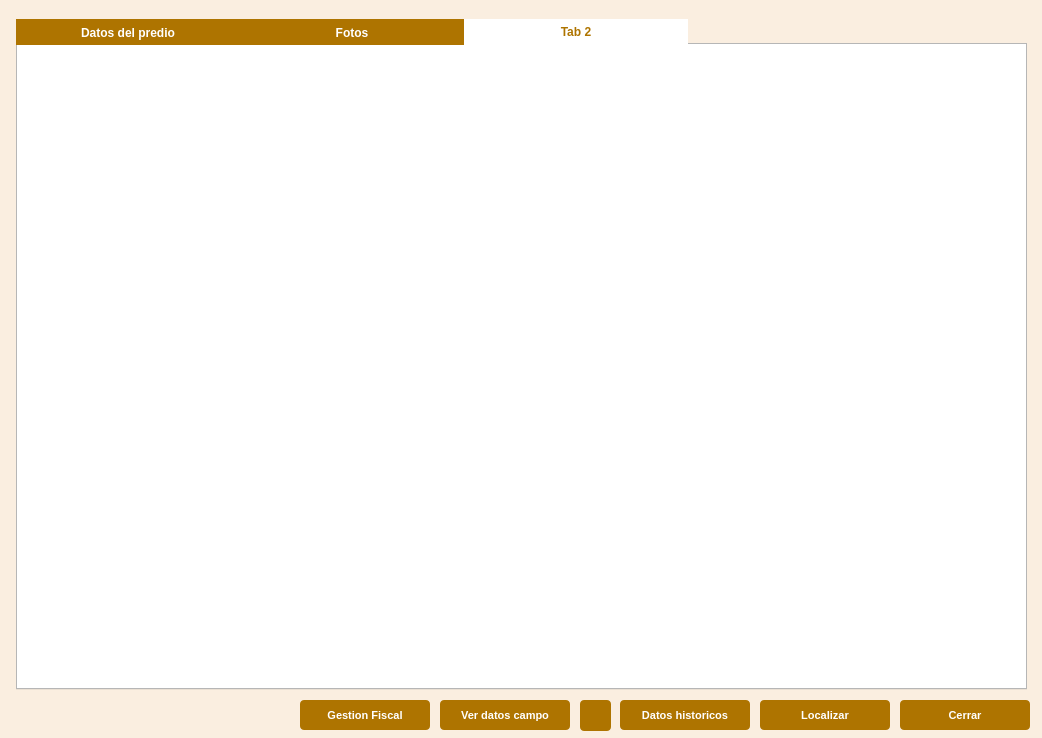
Before: the Qt Designer form funciones/busquedas/datos_inmueble/datos_inmueble_dialog_base.ui in gerardoros/CartograficoQgisPlugin, drawn with Qt 5.
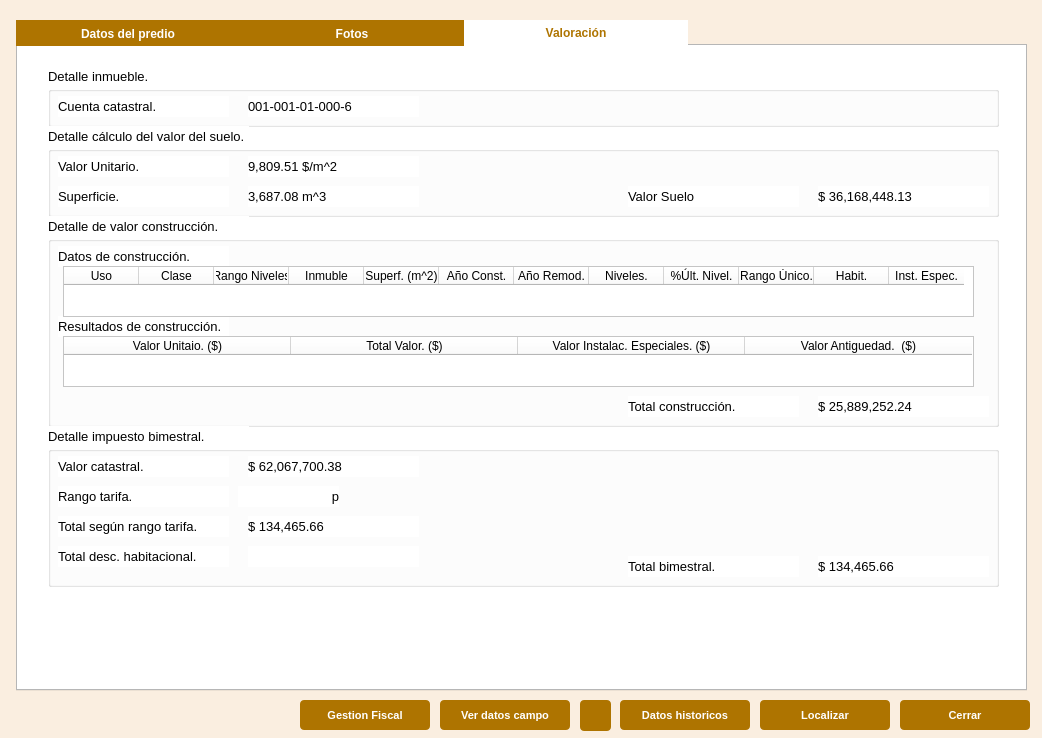
After: the same form once the commit is applied. The open tabs and pages were chosen to show the change. Icons and pictures are not drawn.

```diff
--- a/funciones/busquedas/datos_inmueble/datos_inmueble_dialog_base.ui
+++ b/funciones/busquedas/datos_inmueble/datos_inmueble_dialog_base.ui
@@ -20,7 +20,7 @@
    <property name="geometry">
     <rect>
      <x>16</x>
-     <y>19</y>
+     <y>20</y>
      <width>1011</width>
      <height>671</height>
     </rect>
@@ -1974,8 +1974,721 @@
    </widget>
    <widget class="QWidget" name="tab_2">
     <attribute name="title">
-     <string>Tab 2</string>
+     <string>Valoración</string>
     </attribute>
+    <widget class="QLabel" name="label_42">
+     <property name="geometry">
+      <rect>
+       <x>30</x>
+       <y>20</y>
+       <width>171</width>
+       <height>21</height>
+      </rect>
+     </property>
+     <property name="font">
+      <font>
+       <family>Arial</family>
+       <pointsize>10</pointsize>
+       <weight>50</weight>
+       <bold>false</bold>
+      </font>
+     </property>
+     <property name="text">
+      <string>Detalle inmueble.</string>
+     </property>
+    </widget>
+    <widget class="QGroupBox" name="groupBox">
+     <property name="geometry">
+      <rect>
+       <x>30</x>
+       <y>40</y>
+       <width>951</width>
+       <height>41</height>
+      </rect>
+     </property>
+     <property name="title">
+      <string/>
+     </property>
+     <widget class="QLabel" name="label_43">
+      <property name="geometry">
+       <rect>
+        <x>10</x>
+        <y>10</y>
+        <width>171</width>
+        <height>21</height>
+       </rect>
+      </property>
+      <property name="font">
+       <font>
+        <family>Arial</family>
+        <pointsize>10</pointsize>
+        <weight>50</weight>
+        <bold>false</bold>
+       </font>
+      </property>
+      <property name="text">
+       <string>Cuenta catastral.</string>
+      </property>
+     </widget>
+     <widget class="QLabel" name="label_44">
+      <property name="geometry">
+       <rect>
+        <x>200</x>
+        <y>10</y>
+        <width>171</width>
+        <height>21</height>
+       </rect>
+      </property>
+      <property name="font">
+       <font>
+        <family>Arial</family>
+        <pointsize>10</pointsize>
+        <weight>50</weight>
+        <bold>false</bold>
+       </font>
+      </property>
+      <property name="text">
+       <string>001-001-01-000-6</string>
+      </property>
+     </widget>
+    </widget>
+    <widget class="QLabel" name="label_47">
+     <property name="geometry">
+      <rect>
+       <x>30</x>
+       <y>80</y>
+       <width>201</width>
+       <height>21</height>
+      </rect>
+     </property>
+     <property name="font">
+      <font>
+       <family>Arial</family>
+       <pointsize>10</pointsize>
+       <weight>50</weight>
+       <bold>false</bold>
+      </font>
+     </property>
+     <property name="text">
+      <string>Detalle cálculo del valor del suelo.</string>
+     </property>
+    </widget>
+    <widget class="QGroupBox" name="groupBox_2">
+     <property name="geometry">
+      <rect>
+       <x>30</x>
+       <y>100</y>
+       <width>951</width>
+       <height>71</height>
+      </rect>
+     </property>
+     <property name="title">
+      <string/>
+     </property>
+     <widget class="QLabel" name="label_45">
+      <property name="geometry">
+       <rect>
+        <x>10</x>
+        <y>10</y>
+        <width>171</width>
+        <height>21</height>
+       </rect>
+      </property>
+      <property name="font">
+       <font>
+        <family>Arial</family>
+        <pointsize>10</pointsize>
+        <weight>50</weight>
+        <bold>false</bold>
+       </font>
+      </property>
+      <property name="text">
+       <string>Valor Unitario.</string>
+      </property>
+     </widget>
+     <widget class="QLabel" name="label_46">
+      <property name="geometry">
+       <rect>
+        <x>200</x>
+        <y>10</y>
+        <width>171</width>
+        <height>21</height>
+       </rect>
+      </property>
+      <property name="font">
+       <font>
+        <family>Arial</family>
+        <pointsize>10</pointsize>
+        <weight>50</weight>
+        <bold>false</bold>
+       </font>
+      </property>
+      <property name="text">
+       <string>9,809.51 $/m^2</string>
+      </property>
+     </widget>
+     <widget class="QLabel" name="label_48">
+      <property name="geometry">
+       <rect>
+        <x>10</x>
+        <y>40</y>
+        <width>171</width>
+        <height>21</height>
+       </rect>
+      </property>
+      <property name="font">
+       <font>
+        <family>Arial</family>
+        <pointsize>10</pointsize>
+        <weight>50</weight>
+        <bold>false</bold>
+       </font>
+      </property>
+      <property name="text">
+       <string>Superficie.</string>
+      </property>
+     </widget>
+     <widget class="QLabel" name="label_49">
+      <property name="geometry">
+       <rect>
+        <x>200</x>
+        <y>40</y>
+        <width>171</width>
+        <height>21</height>
+       </rect>
+      </property>
+      <property name="font">
+       <font>
+        <family>Arial</family>
+        <pointsize>10</pointsize>
+        <weight>50</weight>
+        <bold>false</bold>
+       </font>
+      </property>
+      <property name="text">
+       <string>3,687.08 m^3</string>
+      </property>
+     </widget>
+     <widget class="QLabel" name="label_50">
+      <property name="geometry">
+       <rect>
+        <x>580</x>
+        <y>40</y>
+        <width>171</width>
+        <height>21</height>
+       </rect>
+      </property>
+      <property name="font">
+       <font>
+        <family>Arial</family>
+        <pointsize>10</pointsize>
+        <weight>50</weight>
+        <bold>false</bold>
+       </font>
+      </property>
+      <property name="text">
+       <string>Valor Suelo</string>
+      </property>
+     </widget>
+     <widget class="QLabel" name="label_51">
+      <property name="geometry">
+       <rect>
+        <x>770</x>
+        <y>40</y>
+        <width>171</width>
+        <height>21</height>
+       </rect>
+      </property>
+      <property name="font">
+       <font>
+        <family>Arial</family>
+        <pointsize>10</pointsize>
+        <weight>50</weight>
+        <bold>false</bold>
+       </font>
+      </property>
+      <property name="text">
+       <string>$ 36,168,448.13</string>
+      </property>
+     </widget>
+    </widget>
+    <widget class="QLabel" name="label_52">
+     <property name="geometry">
+      <rect>
+       <x>30</x>
+       <y>170</y>
+       <width>201</width>
+       <height>21</height>
+      </rect>
+     </property>
+     <property name="font">
+      <font>
+       <family>Arial</family>
+       <pointsize>10</pointsize>
+       <weight>50</weight>
+       <bold>false</bold>
+      </font>
+     </property>
+     <property name="text">
+      <string>Detalle de valor construcción.</string>
+     </property>
+    </widget>
+    <widget class="QGroupBox" name="groupBox_3">
+     <property name="geometry">
+      <rect>
+       <x>30</x>
+       <y>190</y>
+       <width>951</width>
+       <height>191</height>
+      </rect>
+     </property>
+     <property name="title">
+      <string/>
+     </property>
+     <widget class="QLabel" name="label_53">
+      <property name="geometry">
+       <rect>
+        <x>10</x>
+        <y>10</y>
+        <width>171</width>
+        <height>21</height>
+       </rect>
+      </property>
+      <property name="font">
+       <font>
+        <family>Arial</family>
+        <pointsize>10</pointsize>
+        <weight>50</weight>
+        <bold>false</bold>
+       </font>
+      </property>
+      <property name="text">
+       <string>Datos de construcción.</string>
+      </property>
+     </widget>
+     <widget class="QTableWidget" name="tableWidget">
+      <property name="geometry">
+       <rect>
+        <x>15</x>
+        <y>30</y>
+        <width>911</width>
+        <height>51</height>
+       </rect>
+      </property>
+      <attribute name="horizontalHeaderDefaultSectionSize">
+       <number>75</number>
+      </attribute>
+      <column>
+       <property name="text">
+        <string>Uso</string>
+       </property>
+      </column>
+      <column>
+       <property name="text">
+        <string>Clase</string>
+       </property>
+      </column>
+      <column>
+       <property name="text">
+        <string>Rango Niveles</string>
+       </property>
+      </column>
+      <column>
+       <property name="text">
+        <string>Inmuble</string>
+       </property>
+      </column>
+      <column>
+       <property name="text">
+        <string>Superf. (m^2)</string>
+       </property>
+      </column>
+      <column>
+       <property name="text">
+        <string>Año Const.</string>
+       </property>
+      </column>
+      <column>
+       <property name="text">
+        <string>Año Remod.</string>
+       </property>
+      </column>
+      <column>
+       <property name="text">
+        <string>Niveles.</string>
+       </property>
+      </column>
+      <column>
+       <property name="text">
+        <string>%Últ. Nivel.</string>
+       </property>
+      </column>
+      <column>
+       <property name="text">
+        <string>Rango Único.</string>
+       </property>
+      </column>
+      <column>
+       <property name="text">
+        <string>Habit.</string>
+       </property>
+      </column>
+      <column>
+       <property name="text">
+        <string>Inst. Espec.</string>
+       </property>
+      </column>
+     </widget>
+     <widget class="QTableWidget" name="tableWidget_2">
+      <property name="geometry">
+       <rect>
+        <x>15</x>
+        <y>100</y>
+        <width>911</width>
+        <height>51</height>
+       </rect>
+      </property>
+      <attribute name="horizontalHeaderDefaultSectionSize">
+       <number>227</number>
+      </attribute>
+      <column>
+       <property name="text">
+        <string>Valor Unitaio. ($)</string>
+       </property>
+      </column>
+      <column>
+       <property name="text">
+        <string>Total Valor. ($)</string>
+       </property>
+      </column>
+      <column>
+       <property name="text">
+        <string>Valor Instalac. Especiales. ($)</string>
+       </property>
+      </column>
+      <column>
+       <property name="text">
+        <string>Valor Antiguedad.  ($)</string>
+       </property>
+      </column>
+     </widget>
+     <widget class="QLabel" name="label_54">
+      <property name="geometry">
+       <rect>
+        <x>10</x>
+        <y>80</y>
+        <width>171</width>
+        <height>21</height>
+       </rect>
+      </property>
+      <property name="font">
+       <font>
+        <family>Arial</family>
+        <pointsize>10</pointsize>
+        <weight>50</weight>
+        <bold>false</bold>
+       </font>
+      </property>
+      <property name="text">
+       <string>Resultados de construcción.</string>
+      </property>
+     </widget>
+     <widget class="QLabel" name="label_55">
+      <property name="geometry">
+       <rect>
+        <x>580</x>
+        <y>160</y>
+        <width>171</width>
+        <height>21</height>
+       </rect>
+      </property>
+      <property name="font">
+       <font>
+        <family>Arial</family>
+        <pointsize>10</pointsize>
+        <weight>50</weight>
+        <bold>false</bold>
+       </font>
+      </property>
+      <property name="text">
+       <string>Total construcción.</string>
+      </property>
+     </widget>
+     <widget class="QLabel" name="label_56">
+      <property name="geometry">
+       <rect>
+        <x>770</x>
+        <y>160</y>
+        <width>171</width>
+        <height>21</height>
+       </rect>
+      </property>
+      <property name="font">
+       <font>
+        <family>Arial</family>
+        <pointsize>10</pointsize>
+        <weight>50</weight>
+        <bold>false</bold>
+       </font>
+      </property>
+      <property name="text">
+       <string>$ 25,889,252.24</string>
+      </property>
+     </widget>
+     <zorder>label_54</zorder>
+     <zorder>tableWidget_2</zorder>
+     <zorder>label_53</zorder>
+     <zorder>tableWidget</zorder>
+     <zorder>label_55</zorder>
+     <zorder>label_56</zorder>
+    </widget>
+    <widget class="QLabel" name="label_57">
+     <property name="geometry">
+      <rect>
+       <x>30</x>
+       <y>380</y>
+       <width>201</width>
+       <height>21</height>
+      </rect>
+     </property>
+     <property name="font">
+      <font>
+       <family>Arial</family>
+       <pointsize>10</pointsize>
+       <weight>50</weight>
+       <bold>false</bold>
+      </font>
+     </property>
+     <property name="text">
+      <string>Detalle impuesto bimestral.</string>
+     </property>
+    </widget>
+    <widget class="QGroupBox" name="groupBox_4">
+     <property name="geometry">
+      <rect>
+       <x>30</x>
+       <y>400</y>
+       <width>951</width>
+       <height>141</height>
+      </rect>
+     </property>
+     <property name="title">
+      <string/>
+     </property>
+     <widget class="QLabel" name="label_58">
+      <property name="geometry">
+       <rect>
+        <x>10</x>
+        <y>10</y>
+        <width>171</width>
+        <height>21</height>
+       </rect>
+      </property>
+      <property name="font">
+       <font>
+        <family>Arial</family>
+        <pointsize>10</pointsize>
+        <weight>50</weight>
+        <bold>false</bold>
+       </font>
+      </property>
+      <property name="text">
+       <string>Valor catastral.</string>
+      </property>
+     </widget>
+     <widget class="QLabel" name="label_59">
+      <property name="geometry">
+       <rect>
+        <x>200</x>
+        <y>10</y>
+        <width>171</width>
+        <height>21</height>
+       </rect>
+      </property>
+      <property name="font">
+       <font>
+        <family>Arial</family>
+        <pointsize>10</pointsize>
+        <weight>50</weight>
+        <bold>false</bold>
+       </font>
+      </property>
+      <property name="text">
+       <string>$ 62,067,700.38</string>
+      </property>
+     </widget>
+     <widget class="QLabel" name="label_60">
+      <property name="geometry">
+       <rect>
+        <x>10</x>
+        <y>40</y>
+        <width>171</width>
+        <height>21</height>
+       </rect>
+      </property>
+      <property name="font">
+       <font>
+        <family>Arial</family>
+        <pointsize>10</pointsize>
+        <weight>50</weight>
+        <bold>false</bold>
+       </font>
+      </property>
+      <property name="text">
+       <string>Rango tarifa.</string>
+      </property>
+     </widget>
+     <widget class="QLabel" name="label_61">
+      <property name="geometry">
+       <rect>
+        <x>190</x>
+        <y>40</y>
+        <width>101</width>
+        <height>21</height>
+       </rect>
+      </property>
+      <property name="font">
+       <font>
+        <family>Arial</family>
+        <pointsize>10</pointsize>
+        <weight>50</weight>
+        <bold>false</bold>
+       </font>
+      </property>
+      <property name="text">
+       <string>p</string>
+      </property>
+      <property name="alignment">
+       <set>Qt::AlignRight|Qt::AlignTrailing|Qt::AlignVCenter</set>
+      </property>
+     </widget>
+     <widget class="QLabel" name="label_62">
+      <property name="geometry">
+       <rect>
+        <x>580</x>
+        <y>110</y>
+        <width>171</width>
+        <height>21</height>
+       </rect>
+      </property>
+      <property name="font">
+       <font>
+        <family>Arial</family>
+        <pointsize>10</pointsize>
+        <weight>50</weight>
+        <bold>false</bold>
+       </font>
+      </property>
+      <property name="text">
+       <string>Total bimestral.</string>
+      </property>
+     </widget>
+     <widget class="QLabel" name="label_63">
+      <property name="geometry">
+       <rect>
+        <x>770</x>
+        <y>110</y>
+        <width>171</width>
+        <height>21</height>
+       </rect>
+      </property>
+      <property name="font">
+       <font>
+        <family>Arial</family>
+        <pointsize>10</pointsize>
+        <weight>50</weight>
+        <bold>false</bold>
+       </font>
+      </property>
+      <property name="text">
+       <string>$ 134,465.66</string>
+      </property>
+     </widget>
+     <widget class="QLabel" name="label_64">
+      <property name="geometry">
+       <rect>
+        <x>10</x>
+        <y>70</y>
+        <width>171</width>
+        <height>21</height>
+       </rect>
+      </property>
+      <property name="font">
+       <font>
+        <family>Arial</family>
+        <pointsize>10</pointsize>
+        <weight>50</weight>
+        <bold>false</bold>
+       </font>
+      </property>
+      <property name="text">
+       <string>Total según rango tarifa.</string>
+      </property>
+     </widget>
+     <widget class="QLabel" name="label_65">
+      <property name="geometry">
+       <rect>
+        <x>200</x>
+        <y>70</y>
+        <width>171</width>
+        <height>21</height>
+       </rect>
+      </property>
+      <property name="font">
+       <font>
+        <family>Arial</family>
+        <pointsize>10</pointsize>
+        <weight>50</weight>
+        <bold>false</bold>
+       </font>
+      </property>
+      <property name="text">
+       <string>$ 134,465.66</string>
+      </property>
+     </widget>
+     <widget class="QLabel" name="label_66">
+      <property name="geometry">
+       <rect>
+        <x>10</x>
+        <y>100</y>
+        <width>171</width>
+        <height>21</height>
+       </rect>
+      </property>
+      <property name="font">
+       <font>
+        <family>Arial</family>
+        <pointsize>10</pointsize>
+        <weight>50</weight>
+        <bold>false</bold>
+       </font>
+      </property>
+      <property name="text">
+       <string>Total desc. habitacional.</string>
+      </property>
+     </widget>
+     <widget class="QLabel" name="label_67">
+      <property name="geometry">
+       <rect>
+        <x>200</x>
+        <y>100</y>
+        <width>171</width>
+        <height>21</height>
+       </rect>
+      </property>
+      <property name="font">
+       <font>
+        <family>Arial</family>
+        <pointsize>10</pointsize>
+        <weight>50</weight>
+        <bold>false</bold>
+       </font>
+      </property>
+      <property name="text">
+       <string/>
+      </property>
+     </widget>
+    </widget>
    </widget>
   </widget>
   <widget class="QPushButton" name="btCerrar_2">
```
Left out of the diff: 2 changed lines with no effect on the pictures.
